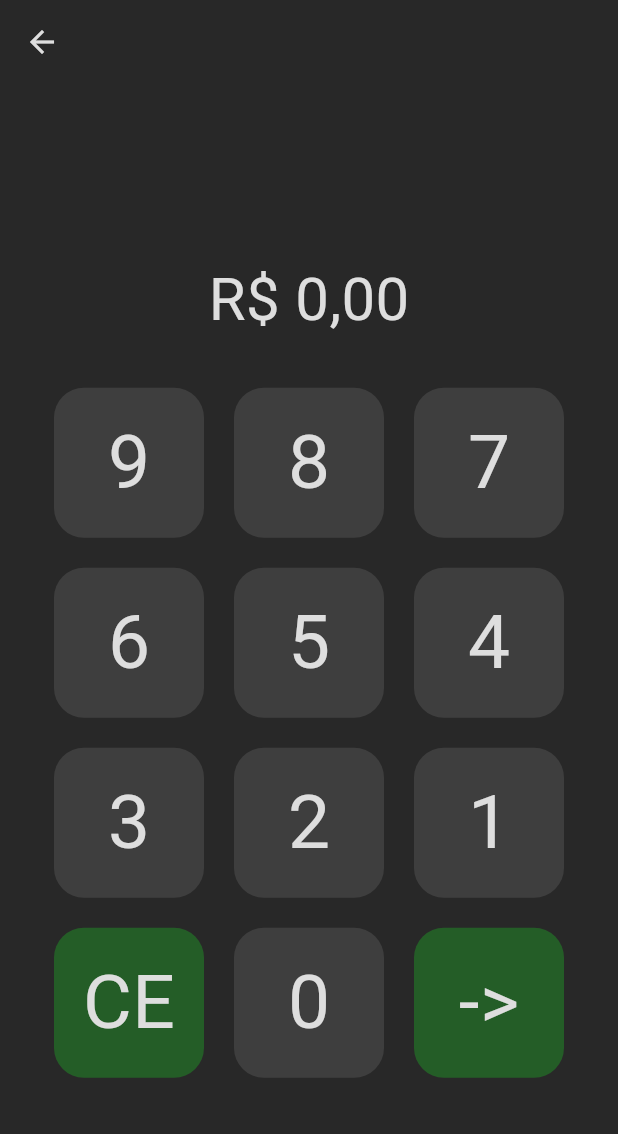
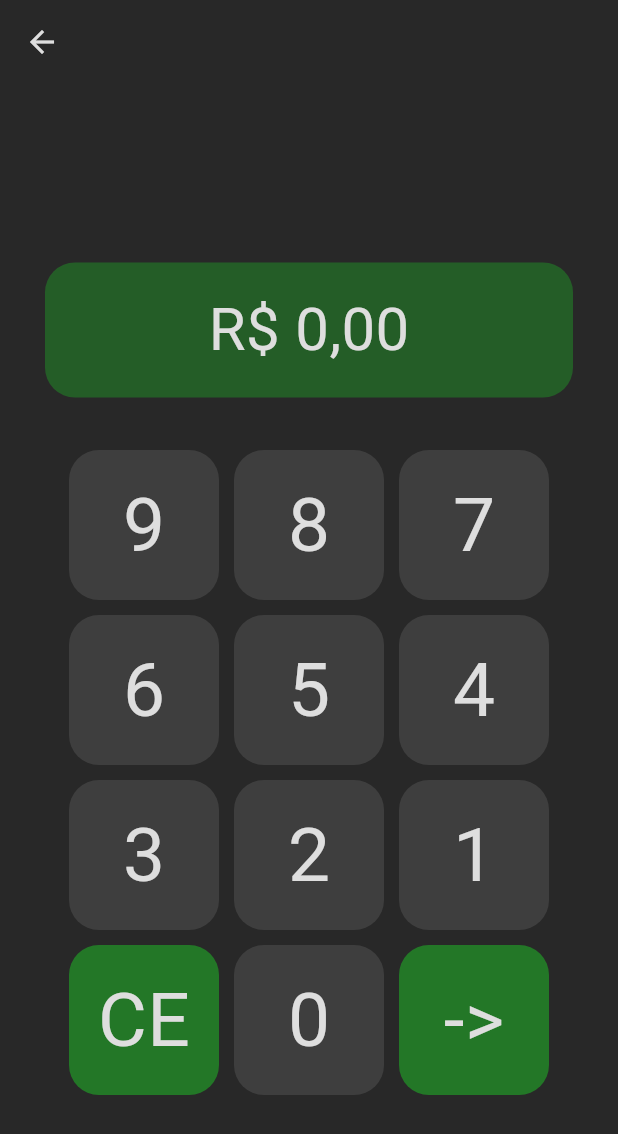
Before and after one commit to MarcoosDev/AppFinance, a Flutter app: the screen it shows after launch, after a tap on "Adicionar ganho", on a phone screen of 412 x 824 dp. Shown: the top 1134 px of the screen. Run offline on Flutter 3.47's test engine with Material 3 defaults, Android fonts, the phone set to English and light mode, and no system bars; our stand-ins replace flutter_svg, go_router; project files that could hold a hidden picture were left out.

Commit message:
Modificado simbolo dos botoes de gasto e ganho

```diff
--- a/lib/screens/home/widgets/home_buttons/buttons_home.dart
+++ b/lib/screens/home/widgets/home_buttons/buttons_home.dart
@@ -13,7 +13,7 @@ class BottonsHomeCenter extends StatelessWidget {
         children: [
           Expanded(
             child: _HomeActionButton(
-              icon: Icons.arrow_upward,
+              icon: Icons.add_circle_outline,
               label: "Adicionar ganho",
               onTap: () => GoRouter.of(context).push("/gain"),
             ),
@@ -21,7 +21,7 @@ class BottonsHomeCenter extends StatelessWidget {
           const SizedBox(width: 16),
           Expanded(
             child: _HomeActionButton(
-              icon: Icons.arrow_downward,
+              icon: Icons.remove_circle_outline,
               label: "Adicionar gasto",
               onTap: () => GoRouter.of(context).push("/expense"),
             ),
--- a/lib/screens/screens_moviments/add_expense/expense_screen.dart
+++ b/lib/screens/screens_moviments/add_expense/expense_screen.dart
@@ -40,7 +40,18 @@ class _ExpenseScreenState extends State<ExpenseScreen> {
         iconTheme: IconThemeData(color: theme.iconsButtonsFlutuant),
       ),
       backgroundColor: theme.background,
-      body: KeypadWidget(centavos: centavos, onTap: _alterarVisor),
+      body: LayoutBuilder(
+        builder: (context, constraints) {
+          return SingleChildScrollView(
+            child: ConstrainedBox(
+              constraints: BoxConstraints(minHeight: constraints.maxHeight),
+              child: Center(
+                child: KeypadWidget(centavos: centavos, onTap: _alterarVisor),
+              ),
+            ),
+          );
+        },
+      ),
     );
   }
 }
--- a/lib/screens/screens_moviments/add_gain/gain_screen.dart
+++ b/lib/screens/screens_moviments/add_gain/gain_screen.dart
@@ -40,7 +40,18 @@ class _GainScreenState extends State<GainScreen> {
         iconTheme: IconThemeData(color: theme.iconsButtonsFlutuant),
       ),
       backgroundColor: theme.background,
-      body: KeypadWidget(centavos: centavos, onTap: _alterarVisor),
+      body: LayoutBuilder(
+        builder: (context, constraints) {
+          return SingleChildScrollView(
+            child: ConstrainedBox(
+              constraints: BoxConstraints(minHeight: constraints.maxHeight),
+              child: Center(
+                child: KeypadWidget(centavos: centavos, onTap: _alterarVisor),
+              ),
+            ),
+          );
+        },
+      ),
     );
   }
 }
--- a/lib/screens/screens_moviments/widgets/button_keypad_widget.dart
+++ b/lib/screens/screens_moviments/widgets/button_keypad_widget.dart
@@ -8,7 +8,7 @@ class ButtonKeyPad extends StatelessWidget {
   @override
   Widget build(BuildContext context) {
     return Padding(
-      padding: const EdgeInsets.all(10),
+      padding: const EdgeInsets.all(5),
       child: InkWell(
         onTap: () => {onTap(label)},
         borderRadius: BorderRadius.circular(20),
@@ -19,7 +19,7 @@ class ButtonKeyPad extends StatelessWidget {
           decoration: BoxDecoration(
             color: (label is int
                 ? theme.backgroundButtonsFlutuant
-                : theme.primary.withAlpha(100)),
+                : theme.primary.withAlpha(150)),
             borderRadius: BorderRadius.circular(20),
           ),
           child: Center(
--- a/lib/screens/screens_moviments/widgets/keypad_widget.dart
+++ b/lib/screens/screens_moviments/widgets/keypad_widget.dart
@@ -20,10 +20,23 @@ class _KeypadWidgetState extends State<KeypadWidget> {
       mainAxisAlignment: MainAxisAlignment.center,
       children: [
         Padding(
-          padding: const EdgeInsets.all(20),
-          child: Text(
-            (_fmt.format(widget.centavos / 100)),
-            style: TextStyle(fontSize: 40, color: theme.iconsButtonsFlutuant),
+          padding: const EdgeInsets.all(30),
+          child: Container(
+            height: 90,
+            width: double.infinity,
+            decoration: BoxDecoration(
+              color: theme.primary.withAlpha(100),
+              borderRadius: BorderRadius.circular(20),
+            ),
+            child: Center(
+              child: Text(
+                (_fmt.format(widget.centavos / 100)),
+                style: TextStyle(
+                  fontSize: 40,
+                  color: theme.iconsButtonsFlutuant,
+                ),
+              ),
+            ),
           ),
         ),
 
```
